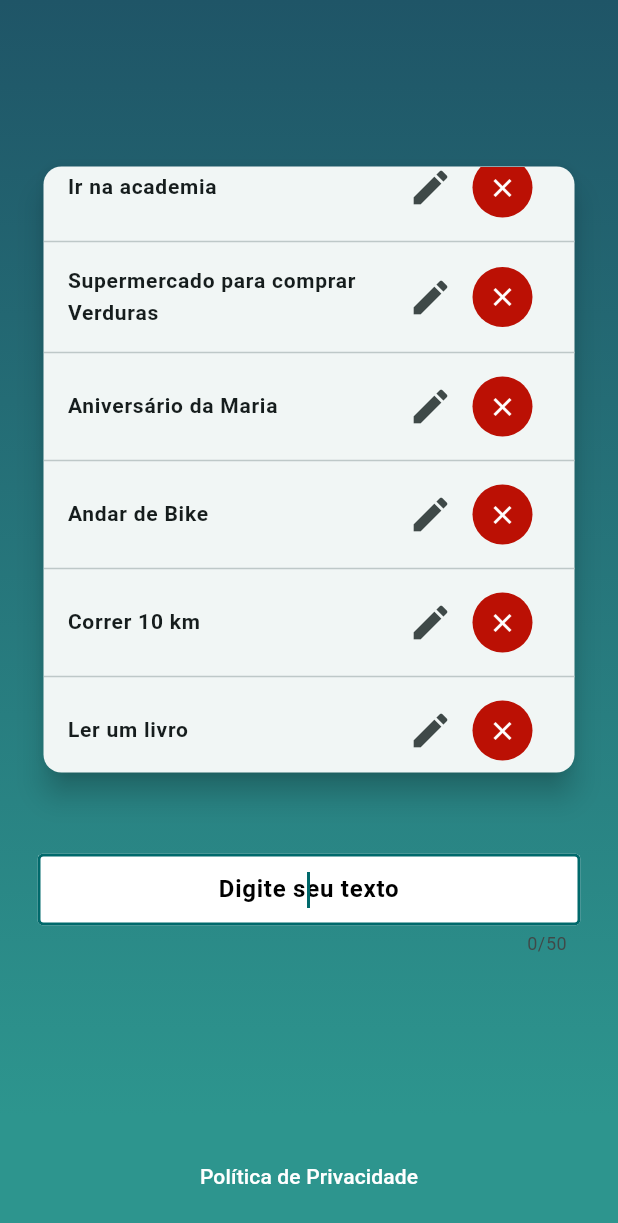
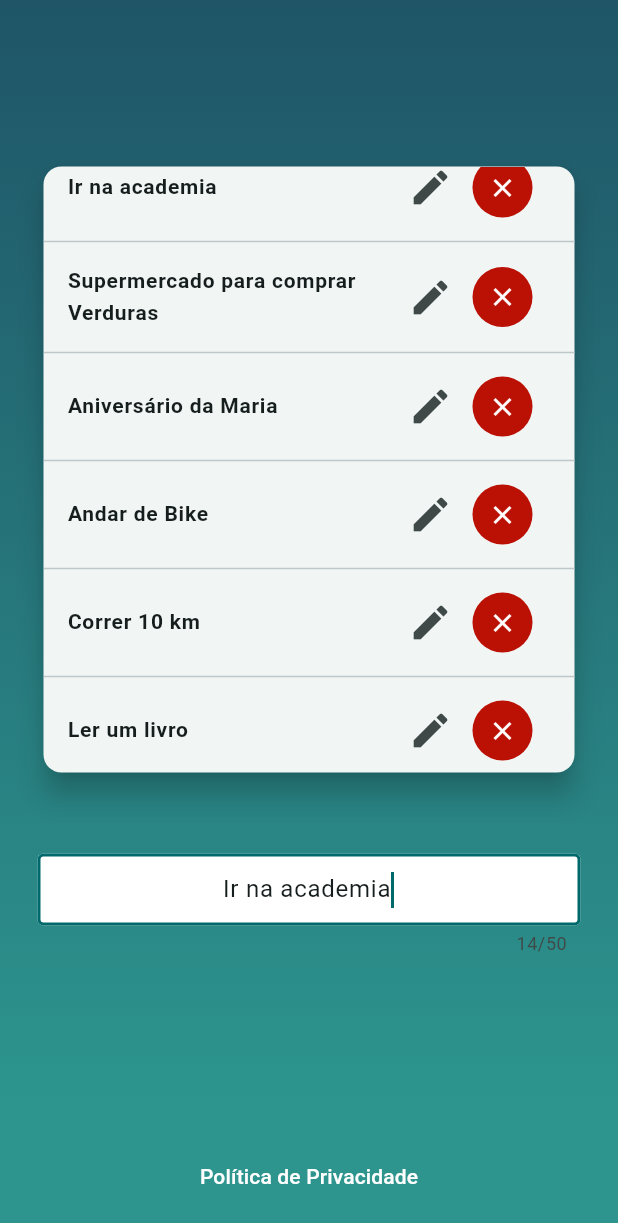
Before and after one commit to annealmd/target_desafio, a Flutter app: the screen it shows after launch, scrolled down 86 dp, after a tap on the "edit" icon, on a phone screen of 412 x 824 dp. Shown: the top 1223 px of the screen. Run offline on Flutter 3.47's test engine with Material 2 defaults, Android fonts, the phone set to English and light mode, and no system bars.

Commit message:
editing text

```diff
--- a/lib/views/info_page.dart
+++ b/lib/views/info_page.dart
@@ -26,8 +26,9 @@ class _InfoPageState extends State<InfoPage> {
   @override
   Widget build(BuildContext context) {
     List<String> list = controller.infoList;
+    var editText = false;
+    late Map infoToBeEdited;
 
-    var infoToBeEdited = {'text': '', 'index': 0};
     infoFocusNode.requestFocus();
     return Scaffold(
       backgroundColor: colorTwo,
@@ -55,9 +56,6 @@ class _InfoPageState extends State<InfoPage> {
                   child: ListView.separated(
                       shrinkWrap: true,
                       itemBuilder: (_, i) {
-                        infoToBeEdited['text'] = list[i];
-                        infoToBeEdited['index'] = i;
-                        debugPrint('Editing $infoToBeEdited');
                         return ListTile(
                           title: Text(
                             list[i],
@@ -72,7 +70,16 @@ class _InfoPageState extends State<InfoPage> {
                             alignment: WrapAlignment.end,
                             children: <Widget>[
                               IconButton(
-                                onPressed: () {},
+                                onPressed: () {
+                                  infoToBeEdited = {
+                                    'text': list[i],
+                                    'index': i
+                                  };
+                                  debugPrint('Editing $infoToBeEdited');
+                                  infoTextController.text =
+                                      infoToBeEdited['text'];
+                                  editText = true;
+                                },
                                 icon: const Icon(
                                   Icons.edit,
                                   size: 30,
@@ -104,6 +111,7 @@ class _InfoPageState extends State<InfoPage> {
               TextField(
                 autofocus: true,
                 //focusNode: infoFocusNode,
+                showCursor: true,
                 controller: infoTextController,
                 maxLength: 50,
                 textAlign: TextAlign.center,
```
